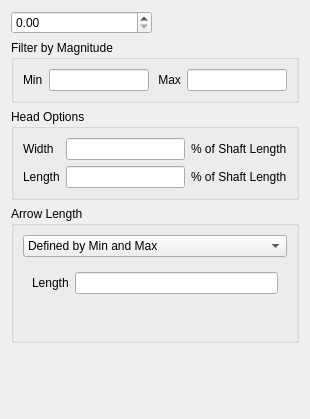
Old version of the form src/ui/mesh/qgsmeshrenderervectorsettingswidgetbase.ui in the repository qgis/QGIS.
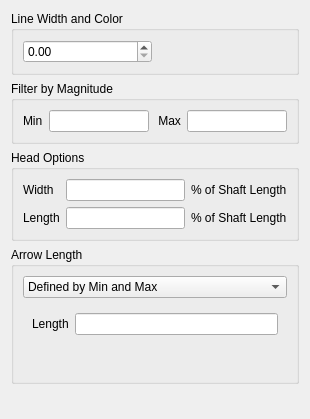
New version of the form. Custom widgets are drawn as their Qt base class.

The edit to the form file:
```diff
--- a/src/ui/mesh/qgsmeshrenderervectorsettingswidgetbase.ui
+++ b/src/ui/mesh/qgsmeshrenderervectorsettingswidgetbase.ui
@@ -15,7 +15,11 @@
   </property>
   <layout class="QVBoxLayout" name="verticalLayout">
    <item>
-    <layout class="QHBoxLayout" name="horizontalLayout">
+    <widget class="QGroupBox" name="groupBox">
+     <property name="title">
+      <string>Line Width and Color</string>
+     </property>
+     <layout class="QHBoxLayout" name="horizontalLayout_3">
      <item>
       <widget class="QgsDoubleSpinBox" name="mLineWidthSpinBox"/>
      </item>
@@ -23,6 +27,7 @@
       <widget class="QgsColorButton" name="mColorWidget"/>
      </item>
     </layout>
+    </widget>
    </item>
    <item>
     <widget class="QGroupBox" name="filterByMagGroupBox">
```
Lines whose indentation alone changed are shown as unchanged.
